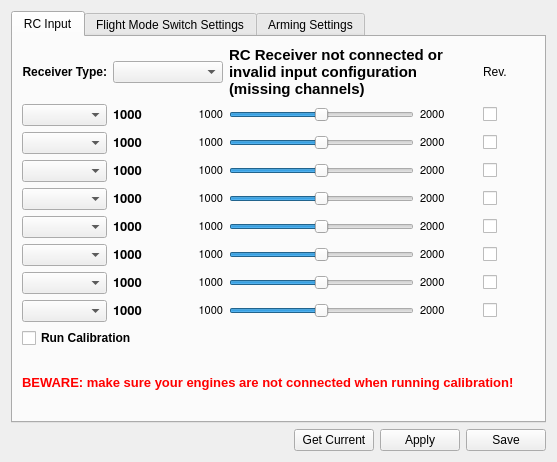
openpilot/OpenPilot, file ground/openpilotgcs/src/plugins/config/input.ui: the form before one commit.
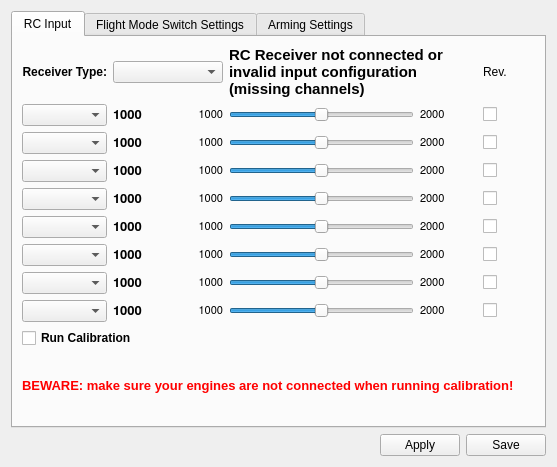
The form after the commit. Icons and pictures are not drawn.

Commit message: Get rid of the "Request" button on the config gadget: it now tracks object updates and automatically keeps its state synchronized with UAVOBject changes.

Diff of the .ui file:
```diff
--- a/ground/openpilotgcs/src/plugins/config/input.ui
+++ b/ground/openpilotgcs/src/plugins/config/input.ui
@@ -7,7 +7,7 @@
     <x>0</x>
     <y>0</y>
     <width>557</width>
-    <height>462</height>
+    <height>467</height>
    </rect>
   </property>
   <property name="windowTitle">
@@ -1406,16 +1406,6 @@
        </property>
       </widget>
      </item>
-     <item>
-      <widget class="QPushButton" name="getRCInputCurrent">
-       <property name="toolTip">
-        <string>Retrieve settings from OpenPilot</string>
-       </property>
-       <property name="text">
-        <string>Get Current</string>
-       </property>
-      </widget>
-     </item>
      <item>
       <widget class="QPushButton" name="saveRCInputToRAM">
        <property name="toolTip">
```
The commit also changes 14 other files.
